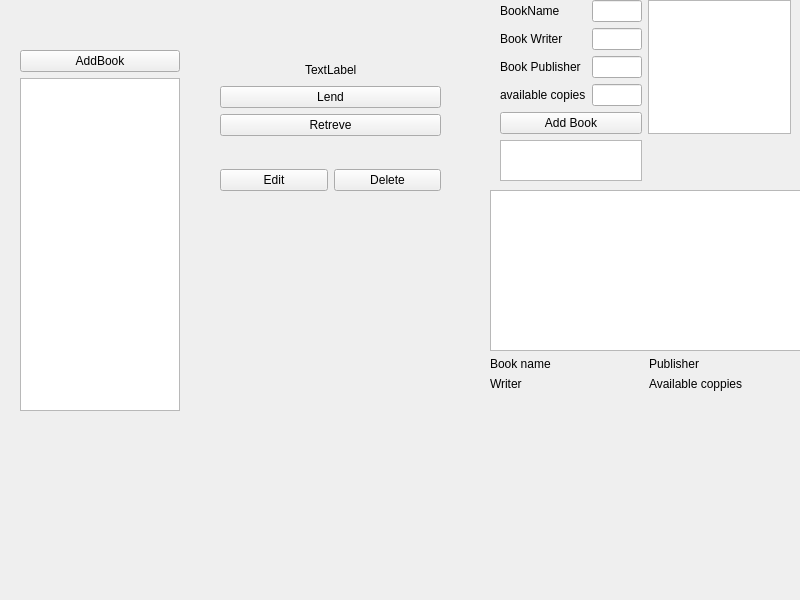
Old version of the form Admin_page/adminpage.ui in the repository meh3one/Ap-FinalProj.
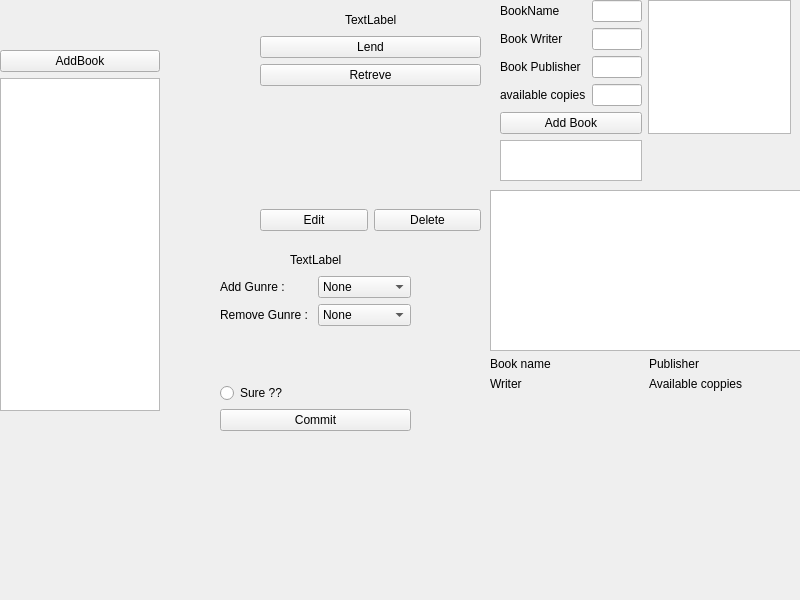
New version of the form.

Diff of the .ui file:
```diff
--- a/Admin_page/adminpage.ui
+++ b/Admin_page/adminpage.ui
@@ -17,10 +17,10 @@
    <widget class="QWidget" name="BookEdit_Widget" native="true">
     <property name="geometry">
      <rect>
-      <x>220</x>
-      <y>60</y>
+      <x>260</x>
+      <y>10</y>
       <width>221</width>
-      <height>131</height>
+      <height>221</height>
      </rect>
     </property>
     <layout class="QGridLayout" name="ob3">
@@ -215,7 +215,7 @@
    <widget class="QWidget" name="verticalLayoutWidget">
     <property name="geometry">
      <rect>
-      <x>20</x>
+      <x>0</x>
       <y>50</y>
       <width>160</width>
       <height>361</height>
@@ -234,6 +234,198 @@
      </item>
     </layout>
    </widget>
+   <widget class="QWidget" name="Edit_gunre_Widget" native="true">
+    <property name="geometry">
+     <rect>
+      <x>220</x>
+      <y>250</y>
+      <width>191</width>
+      <height>181</height>
+     </rect>
+    </property>
+    <layout class="QGridLayout" name="gridLayout_3">
+     <item row="1" column="0">
+      <layout class="QGridLayout" name="gridLayout_2">
+       <item row="0" column="1">
+        <widget class="QComboBox" name="Gunre_Add_combo">
+         <item>
+          <property name="text">
+           <string>None</string>
+          </property>
+         </item>
+         <item>
+          <property name="text">
+           <string>Horror</string>
+          </property>
+         </item>
+         <item>
+          <property name="text">
+           <string>Fantasy</string>
+          </property>
+         </item>
+         <item>
+          <property name="text">
+           <string>Religion</string>
+          </property>
+         </item>
+         <item>
+          <property name="text">
+           <string>Novel</string>
+          </property>
+         </item>
+         <item>
+          <property name="text">
+           <string>Poem</string>
+          </property>
+         </item>
+         <item>
+          <property name="text">
+           <string>Psychology</string>
+          </property>
+         </item>
+         <item>
+          <property name="text">
+           <string>New Item</string>
+          </property>
+         </item>
+         <item>
+          <property name="text">
+           <string>Love Story</string>
+          </property>
+         </item>
+        </widget>
+       </item>
+       <item row="0" column="0">
+        <widget class="QLabel" name="GunreAdd_lable">
+         <property name="text">
+          <string>Add Gunre :</string>
+         </property>
+        </widget>
+       </item>
+       <item row="2" column="0" colspan="2">
+        <spacer name="verticalSpacer_2">
+         <property name="orientation">
+          <enum>Qt::Vertical</enum>
+         </property>
+         <property name="sizeHint" stdset="0">
+          <size>
+           <width>20</width>
+           <height>40</height>
+          </size>
+         </property>
+        </spacer>
+       </item>
+       <item row="1" column="1">
+        <widget class="QComboBox" name="Gunre_rem_combo">
+         <item>
+          <property name="text">
+           <string>None</string>
+          </property>
+         </item>
+         <item>
+          <property name="text">
+           <string>Horror</string>
+          </property>
+         </item>
+         <item>
+          <property name="text">
+           <string>Fantasy</string>
+          </property>
+         </item>
+         <item>
+          <property name="text">
+           <string>Religion</string>
+          </property>
+         </item>
+         <item>
+          <property name="text">
+           <string>Novel</string>
+          </property>
+         </item>
+         <item>
+          <property name="text">
+           <string>Poem</string>
+          </property>
+         </item>
+         <item>
+          <property name="text">
+           <string>Psychology</string>
+          </property>
+         </item>
+         <item>
+          <property name="text">
+           <string>New Item</string>
+          </property>
+         </item>
+         <item>
+          <property name="text">
+           <string>Love Story</string>
+          </property>
+         </item>
+        </widget>
+       </item>
+       <item row="1" column="0">
+        <widget class="QLabel" name="GunreRem_lable">
+         <property name="text">
+          <string>Remove Gunre :</string>
+         </property>
+        </widget>
+       </item>
+      </layout>
+     </item>
+     <item row="3" column="0">
+      <widget class="QPushButton" name="Gunre_commit_button">
+       <property name="text">
+        <string>Commit</string>
+       </property>
+      </widget>
+     </item>
+     <item row="0" column="0">
+      <layout class="QHBoxLayout" name="horizontalLayout_2">
+       <item>
+        <spacer name="horizontalSpacer_3">
+         <property name="orientation">
+          <enum>Qt::Horizontal</enum>
+         </property>
+         <property name="sizeHint" stdset="0">
+          <size>
+           <width>40</width>
+           <height>20</height>
+          </size>
+         </property>
+        </spacer>
+       </item>
+       <item>
+        <widget class="QLabel" name="Gunre_name_lable">
+         <property name="text">
+          <string>TextLabel</string>
+         </property>
+        </widget>
+       </item>
+       <item>
+        <spacer name="horizontalSpacer_4">
+         <property name="orientation">
+          <enum>Qt::Horizontal</enum>
+         </property>
+         <property name="sizeHint" stdset="0">
+          <size>
+           <width>40</width>
+           <height>20</height>
+          </size>
+         </property>
+        </spacer>
+       </item>
+      </layout>
+     </item>
+     <item row="2" column="0">
+      <widget class="QRadioButton" name="Gunre_admit_ratio">
+       <property name="text">
+        <string>Sure ??</string>
+       </property>
+      </widget>
+     </item>
+    </layout>
+   </widget>
   </widget>
  </widget>
  <resources/>
```
